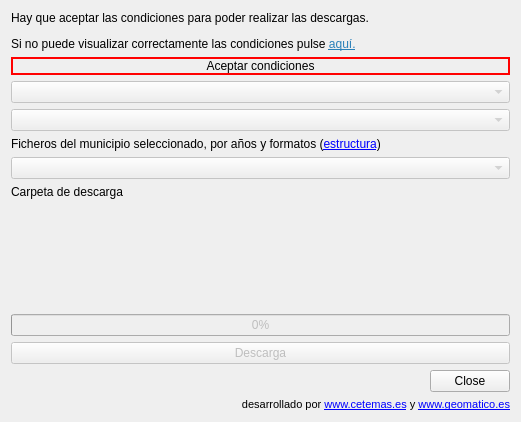
Before: the Qt Designer form ui/main_window.ui in geomatico/qgis-sigpac, drawn with Qt 5.
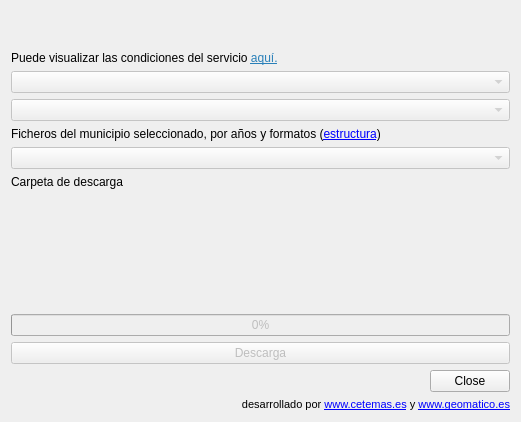
After: the same form once the commit is applied. Custom widgets are drawn as their Qt base class.

Commit message: Obtiene cookie scrapeando la web del fega y ya no hace falta cargar la web.

```diff
--- a/ui/main_window.ui
+++ b/ui/main_window.ui
@@ -26,23 +26,13 @@
       <enum>Qt::LeftToRight</enum>
      </property>
      <property name="text">
-      <string>&lt;html&gt;&lt;head/&gt;&lt;body&gt;&lt;p&gt;Hay que aceptar las condiciones para poder realizar las descargas. &lt;/p&gt;&lt;p&gt;Si no puede visualizar correctamente las condiciones pulse &lt;a href=&quot;https://www.fega.gob.es/orig/pdfs/20201215_Licencia_SIGPAC_Servicio_Descarga.pdf&quot;&gt;&lt;span style=&quot; text-decoration: underline; color:#2980b9;&quot;&gt;aquí.&lt;/span&gt;&lt;/a&gt;&lt;/p&gt;&lt;/body&gt;&lt;/html&gt;</string>
+      <string>&lt;html&gt;&lt;head/&gt;&lt;body&gt;&lt;p&gt;&lt;br/&gt;&lt;/p&gt;&lt;p&gt;Puede visualizar las condiciones del servicio &lt;a href=&quot;https://www.fega.gob.es/orig/pdfs/20201215_Licencia_SIGPAC_Servicio_Descarga.pdf&quot;&gt;&lt;span style=&quot; text-decoration: underline; color:#2980b9;&quot;&gt;aquí.&lt;/span&gt;&lt;/a&gt;&lt;/p&gt;&lt;/body&gt;&lt;/html&gt;</string>
      </property>
      <property name="textFormat">
       <enum>Qt::AutoText</enum>
      </property>
     </widget>
    </item>
-   <item>
-    <widget class="QPushButton" name="btnOpenBrowser">
-     <property name="styleSheet">
-      <string notr="true">border: 2px solid red;</string>
-     </property>
-     <property name="text">
-      <string>Aceptar condiciones</string>
-     </property>
-    </widget>
-   </item>
    <item>
     <widget class="QComboBox" name="comboBox_province">
      <property name="enabled">
```
Left out of the diff: 5 changed lines with no effect on the pictures. The commit also changes 2 other files.
